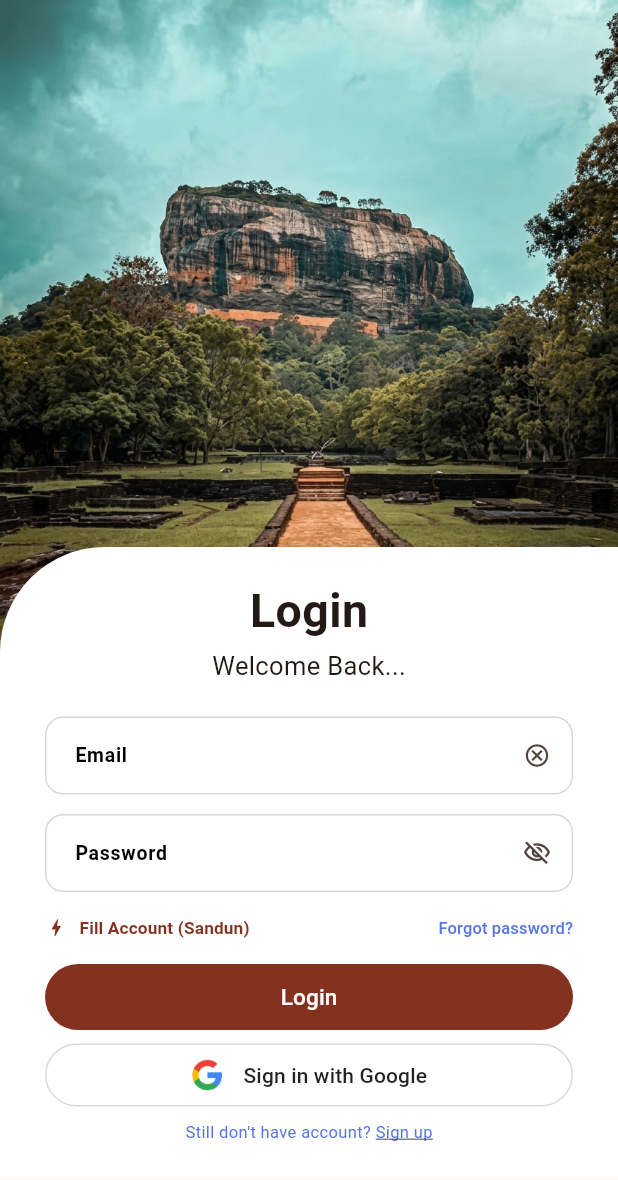
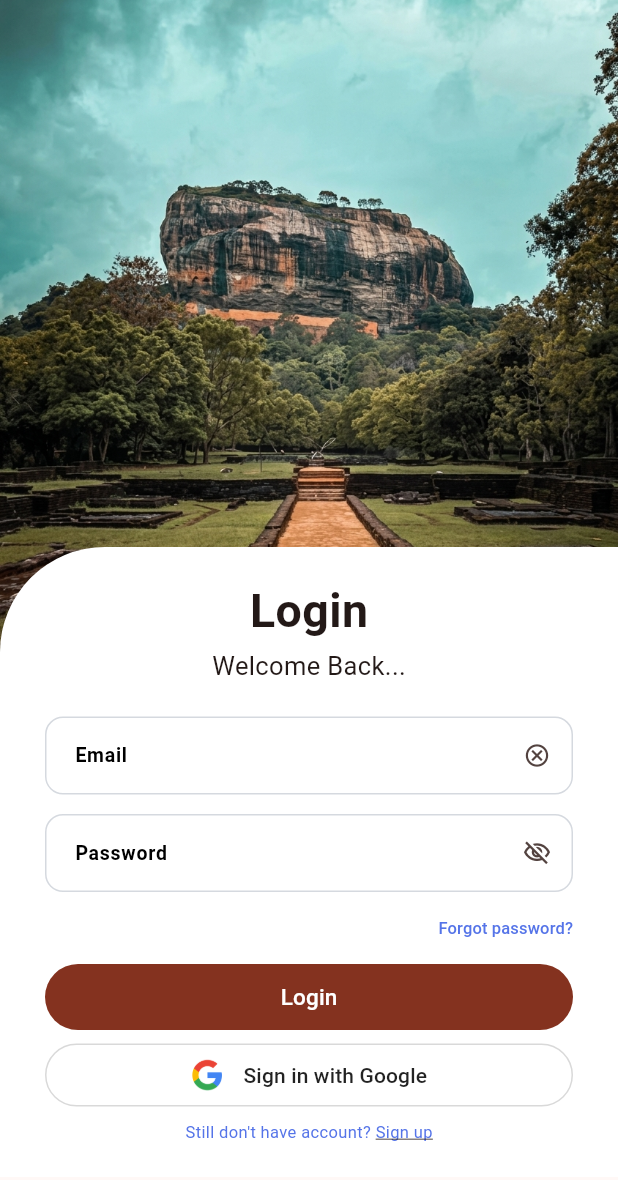
Before and after one commit to DasunD2002/uee_project, a Flutter app: the screen it shows after launch, on a phone screen of 412 x 824 dp. Shown: the top 1180 px of the screen. Run offline on Flutter 3.47's test engine with Material 3 defaults, Android fonts, the light colour scheme and no system bars; our stand-ins replace audioplayers, flutter_local_notifications, google_sign_in, image_picker, share_plus, shared_preferences and 3 more; missing offline and left inert: file_selector, maplibre_gl, record; accounts and stored records are empty; Roboto replaces fonts that are missing (Arial).

Commit message:
refactor: Simplify login screen by removing hardcoded credentials and updating button alignment

```diff
--- a/lib/features/auth/presentation/login_screen.dart
+++ b/lib/features/auth/presentation/login_screen.dart
@@ -125,30 +125,9 @@ class _LoginScreenState extends State<LoginScreen> {
                               ? 'Password must have at least 6 characters'
                               : null,
                         ),
-                        Row(
-                          mainAxisAlignment: MainAxisAlignment.spaceBetween,
-                          children: [
-                            TextButton.icon(
-                              onPressed: () {
-                                email.text = 'sandundeshapriya206@gmail.com';
-                                password.text = '123456789';
-                                setState(() {});
-                              },
-                              icon: const Icon(Icons.bolt, size: 15, color: Color(0xFF84321F)),
-                              label: const Text(
-                                'Fill Account (Sandun)',
-                                style: TextStyle(
-                                  fontSize: 11.5,
-                                  fontWeight: FontWeight.bold,
-                                  color: Color(0xFF84321F),
-                                ),
-                              ),
-                              style: TextButton.styleFrom(
-                                padding: const EdgeInsets.symmetric(vertical: 8),
-                                minimumSize: Size.zero,
-                              ),
-                            ),
-                            TextButton(
+                        Align(
+                          alignment: Alignment.centerRight,
+                          child: TextButton(
                             onPressed: () => Navigator.pushNamed(
                               context,
                               '/forgot-password',
@@ -165,7 +144,6 @@ class _LoginScreenState extends State<LoginScreen> {
                               ),
                             ),
                           ),
-                          ],
                         ),
                         _isLoading
                             ? const CircularProgressIndicator()
```
Lines whose indentation alone changed are shown as unchanged.
